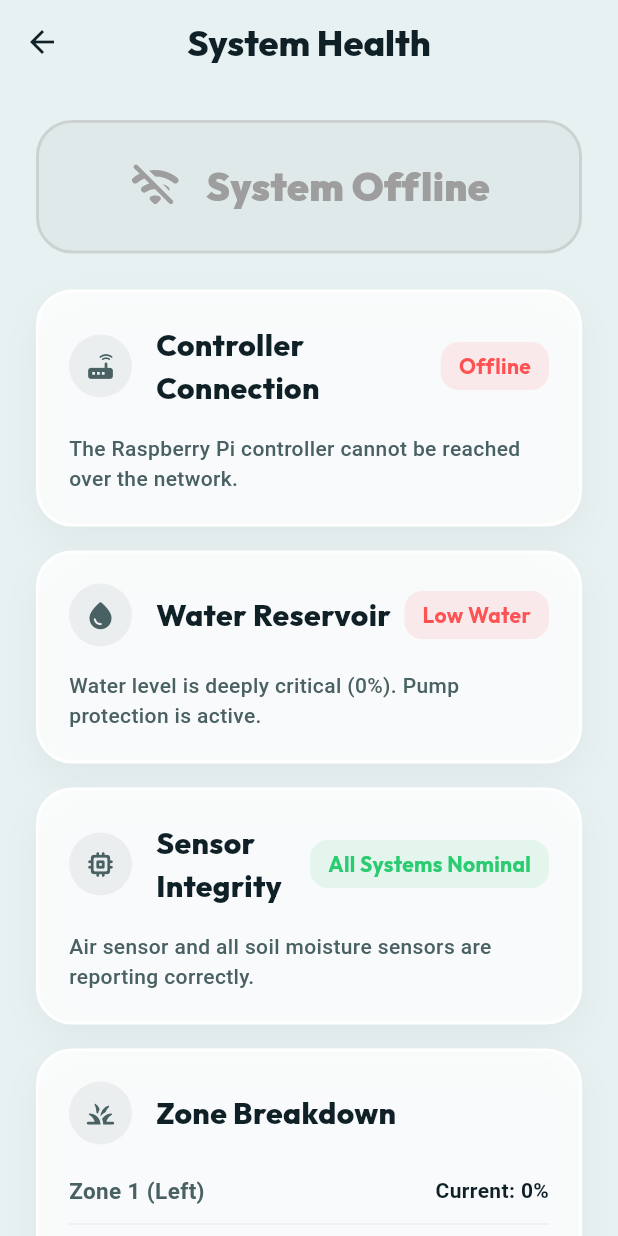
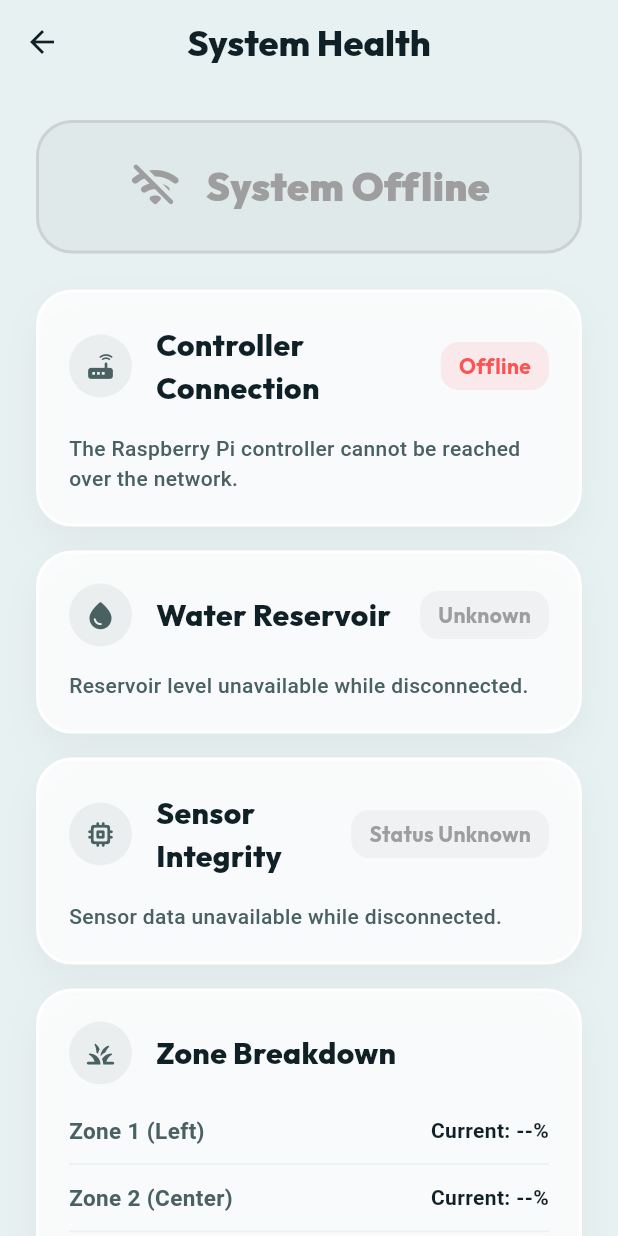
Before and after one commit to Arziii/Smartsprout, a Flutter app: the SystemHealthPage screen opened directly, on a phone screen of 412 x 824 dp. Run offline on Flutter 3.47's test engine with Material 3 defaults, Android fonts, the phone set to English and light mode, and no system bars; our stand-ins replace cloud_firestore, firebase_auth, firebase_core, fl_chart, flutter_dotenv, flutter_riverpod and 3 more; accounts and stored records are empty.

Commit message:
first demon presentation

```diff
--- a/smartsprout/lib/screens/system_health_page.dart
+++ b/smartsprout/lib/screens/system_health_page.dart
@@ -64,11 +64,13 @@ class SystemHealthPage extends ConsumerWidget {
               _buildDetailCard(
                 title: "Water Reservoir",
                 icon: Icons.water_drop_rounded,
-                statusText: sensorData.isTankLow ? "Low Water" : "Sufficient",
-                statusColor: sensorData.isTankLow ? Colors.redAccent : const Color(0xFF2BCC71),
-                description: sensorData.isTankLow
-                    ? "Water level is deeply critical (${sensorData.tankLevel.toStringAsFixed(0)}%). Pump protection is active."
-                    : "Water level is at ${sensorData.tankLevel.toStringAsFixed(0)}%.",
+                statusText: isOffline ? "Unknown" : (sensorData.isTankLow ? "Low Water" : "Sufficient"),
+                statusColor: isOffline ? Colors.grey : (sensorData.isTankLow ? Colors.redAccent : const Color(0xFF2BCC71)),
+                description: isOffline
+                    ? "Reservoir level unavailable while disconnected."
+                    : (sensorData.isTankLow
+                        ? "Water level is deeply critical (${sensorData.tankLevel.toStringAsFixed(0)}%). Pump protection is active."
+                        : "Water level is at ${sensorData.tankLevel.toStringAsFixed(0)}%."),
               ),
               const SizedBox(height: 16),
 
@@ -76,9 +78,9 @@ class SystemHealthPage extends ConsumerWidget {
               _buildDetailCard(
                 title: "Sensor Integrity",
                 icon: Icons.memory_rounded,
-                statusText: sensorData.hasSensorFault ? "Fault Detected" : "All Systems Nominal",
-                statusColor: sensorData.hasSensorFault ? Colors.redAccent : const Color(0xFF2BCC71),
-                description: _getSensorDescription(sensorData),
+                statusText: isOffline ? "Status Unknown" : (sensorData.hasSensorFault ? "Fault Detected" : "All Systems Nominal"),
+                statusColor: isOffline ? Colors.grey : (sensorData.hasSensorFault ? Colors.redAccent : const Color(0xFF2BCC71)),
+                description: isOffline ? "Sensor data unavailable while disconnected." : _getSensorDescription(sensorData),
               ),
               const SizedBox(height: 16),
 
@@ -277,14 +279,14 @@ class SystemHealthPage extends ConsumerWidget {
         Row(
           children: [
             Text(
-              "Current: ${moisture.toStringAsFixed(0)}%",
+              sensorData.isOffline ? "Current: --%" : "Current: ${moisture.toStringAsFixed(0)}%",
               style: const TextStyle(
                 fontSize: 14,
                 color: Color(0xFF0F2027),
                 fontWeight: FontWeight.w600,
               ),
             ),
-            if (hasTarget) ...[
+            if (hasTarget && !sensorData.isOffline) ...[
               const SizedBox(width: 8),
               Container(
                 padding: const EdgeInsets.symmetric(horizontal: 8, vertical: 2),
```
